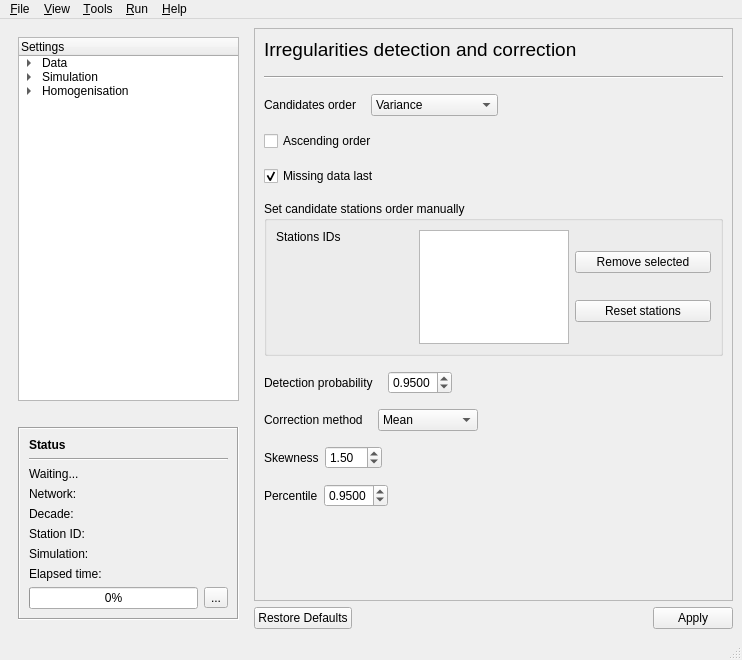
Old version of the form GSIMCLI/interface/gsimcli.ui in the repository iled/gsimcli.
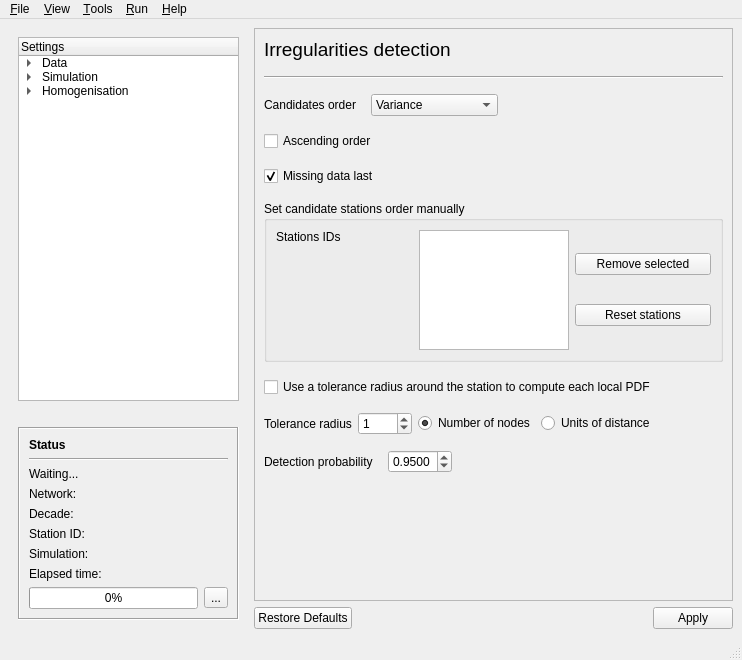
New version of the form. The open tabs and pages were chosen to show the change.

Commit message:
gui: tolerance feature (WIP)
. added options to use the tolerance feature
. splited the Detection and Correction tab in two

```diff
--- a/GSIMCLI/interface/gsimcli.ui
+++ b/GSIMCLI/interface/gsimcli.ui
@@ -1292,7 +1292,7 @@
           </layout>
          </widget>
          <widget class="QWidget" name="HomogenisationDetection">
-          <layout class="QVBoxLayout" name="verticalLayout_16">
+          <layout class="QVBoxLayout" name="verticalLayout_26">
            <property name="spacing">
             <number>15</number>
            </property>
@@ -1308,7 +1308,7 @@
                 </font>
                </property>
                <property name="text">
-                <string>Irregularities detection and correction</string>
+                <string>Irregularities detection</string>
                </property>
               </widget>
              </item>
@@ -1490,6 +1490,90 @@
              </layout>
             </widget>
            </item>
+           <item>
+            <widget class="QCheckBox" name="HD_checkTolerance">
+             <property name="text">
+              <string>Use a tolerance radius around the station to compute each local PDF</string>
+             </property>
+            </widget>
+           </item>
+           <item>
+            <widget class="QWidget" name="HD_groupTolerance" native="true">
+             <layout class="QHBoxLayout" name="horizontalLayout_27">
+              <property name="margin">
+               <number>0</number>
+              </property>
+              <item>
+               <widget class="QLabel" name="HD_labelTolerance">
+                <property name="enabled">
+                 <bool>true</bool>
+                </property>
+                <property name="sizePolicy">
+                 <sizepolicy hsizetype="Preferred" vsizetype="Preferred">
+                  <horstretch>0</horstretch>
+                  <verstretch>0</verstretch>
+                 </sizepolicy>
+                </property>
+                <property name="text">
+                 <string>Tolerance radius</string>
+                </property>
+               </widget>
+              </item>
+              <item>
+               <widget class="QDoubleSpinBox" name="HD_spinTolerance">
+                <property name="enabled">
+                 <bool>true</bool>
+                </property>
+                <property name="decimals">
+                 <number>0</number>
+                </property>
+                <property name="maximum">
+                 <double>9999.000000000000000</double>
+                </property>
+                <property name="singleStep">
+                 <double>1.000000000000000</double>
+                </property>
+                <property name="value">
+                 <double>1.000000000000000</double>
+                </property>
+               </widget>
+              </item>
+              <item>
+               <widget class="QRadioButton" name="HD_radioToleranceNodes">
+                <property name="text">
+                 <string>Number of nodes</string>
+                </property>
+                <property name="checked">
+                 <bool>true</bool>
+                </property>
+               </widget>
+              </item>
+              <item>
+               <widget class="QRadioButton" name="HD_radioToleranceDistance">
+                <property name="text">
+                 <string>Units of distance</string>
+                </property>
+                <property name="checkable">
+                 <bool>true</bool>
+                </property>
+               </widget>
+              </item>
+              <item>
+               <spacer name="horizontalSpacer_16">
+                <property name="orientation">
+                 <enum>Qt::Horizontal</enum>
+                </property>
+                <property name="sizeHint" stdset="0">
+                 <size>
+                  <width>40</width>
+                  <height>20</height>
+                 </size>
+                </property>
+               </spacer>
+              </item>
+             </layout>
+            </widget>
+           </item>
            <item>
             <layout class="QHBoxLayout" name="horizontalLayout_13">
              <item>
@@ -1540,6 +1624,51 @@
             </layout>
            </item>
            <item>
+            <spacer name="verticalSpacer_6">
+             <property name="orientation">
+              <enum>Qt::Vertical</enum>
+             </property>
+             <property name="sizeHint" stdset="0">
+              <size>
+               <width>20</width>
+               <height>90</height>
+              </size>
+             </property>
+            </spacer>
+           </item>
+          </layout>
+         </widget>
+         <widget class="QWidget" name="HomogenisationCorrection">
+          <layout class="QVBoxLayout" name="verticalLayout_27">
+           <property name="spacing">
+            <number>15</number>
+           </property>
+           <item>
+            <layout class="QVBoxLayout" name="verticalLayout_16">
+             <item>
+              <widget class="QLabel" name="label_62">
+               <property name="font">
+                <font>
+                 <pointsize>14</pointsize>
+                 <weight>50</weight>
+                 <bold>false</bold>
+                </font>
+               </property>
+               <property name="text">
+                <string>Irregularities correction</string>
+               </property>
+              </widget>
+             </item>
+             <item>
+              <widget class="Line" name="line_9">
+               <property name="orientation">
+                <enum>Qt::Horizontal</enum>
+               </property>
+              </widget>
+             </item>
+            </layout>
+           </item>
+           <item>
             <layout class="QHBoxLayout" name="horizontalLayout_22">
              <item>
               <widget class="QLabel" name="HD_labelDetectionMethod">
@@ -1606,7 +1735,7 @@
             </layout>
            </item>
            <item>
-            <widget class="QWidget" name="HD_groupSkewness" native="true">
+            <widget class="QWidget" name="HC_groupSkewness" native="true">
              <layout class="QHBoxLayout" name="horizontalLayout_23">
               <property name="margin">
                <number>0</number>
@@ -1657,7 +1786,7 @@
             </widget>
            </item>
            <item>
-            <widget class="QWidget" name="HD_groupPercentile" native="true">
+            <widget class="QWidget" name="HC_groupPercentile" native="true">
              <layout class="QHBoxLayout" name="horizontalLayout_26">
               <property name="margin">
                <number>0</number>
@@ -1717,7 +1846,7 @@
             </widget>
            </item>
            <item>
-            <spacer name="verticalSpacer_6">
+            <spacer name="verticalSpacer_9">
              <property name="orientation">
               <enum>Qt::Vertical</enum>
              </property>
```
Left out of the diff: 23 changed lines with no effect on the pictures. The commit also changes 1 other file.
